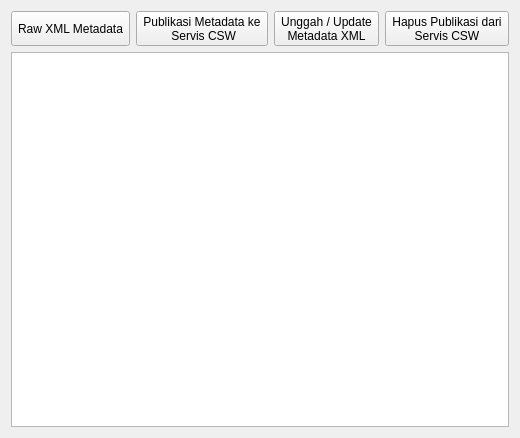
sandynagara/Palapa, file ui/metadata_tab.ui: the form before one commit.
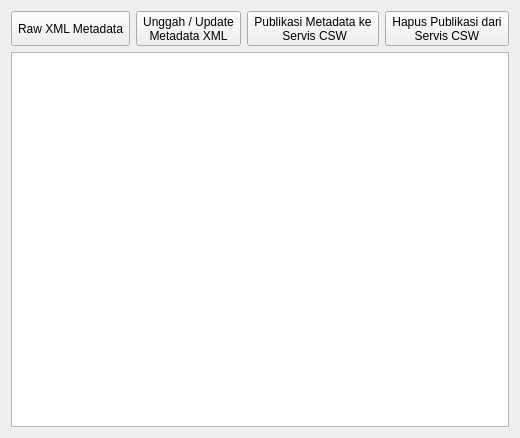
The form after the commit. Icons and pictures are not drawn.

Patch:
```diff
--- a/ui/metadata_tab.ui
+++ b/ui/metadata_tab.ui
@@ -55,7 +55,7 @@
       </widget>
      </item>
      <item>
-      <widget class="QToolButton" name="btn_publish_csw">
+      <widget class="QToolButton" name="btn_update_meta">
        <property name="sizePolicy">
         <sizepolicy hsizetype="Preferred" vsizetype="Preferred">
          <horstretch>0</horstretch>
@@ -66,8 +66,8 @@
         <cursorShape>PointingHandCursor</cursorShape>
        </property>
        <property name="text">
-        <string>Publikasi Metadata ke 
- Servis CSW</string>
+        <string>Unggah / Update 
+Metadata XML</string>
        </property>
        <property name="icon">
         <iconset>
@@ -85,7 +85,7 @@
       </widget>
      </item>
      <item>
-      <widget class="QToolButton" name="btn_update_meta">
+      <widget class="QToolButton" name="btn_publish_csw">
        <property name="sizePolicy">
         <sizepolicy hsizetype="Preferred" vsizetype="Preferred">
          <horstretch>0</horstretch>
@@ -96,8 +96,8 @@
         <cursorShape>PointingHandCursor</cursorShape>
        </property>
        <property name="text">
-        <string>Unggah / Update 
-Metadata XML</string>
+        <string>Publikasi Metadata ke 
+ Servis CSW</string>
        </property>
        <property name="icon">
         <iconset>
```
Left out of the diff: 4 changed lines with no effect on the pictures.
